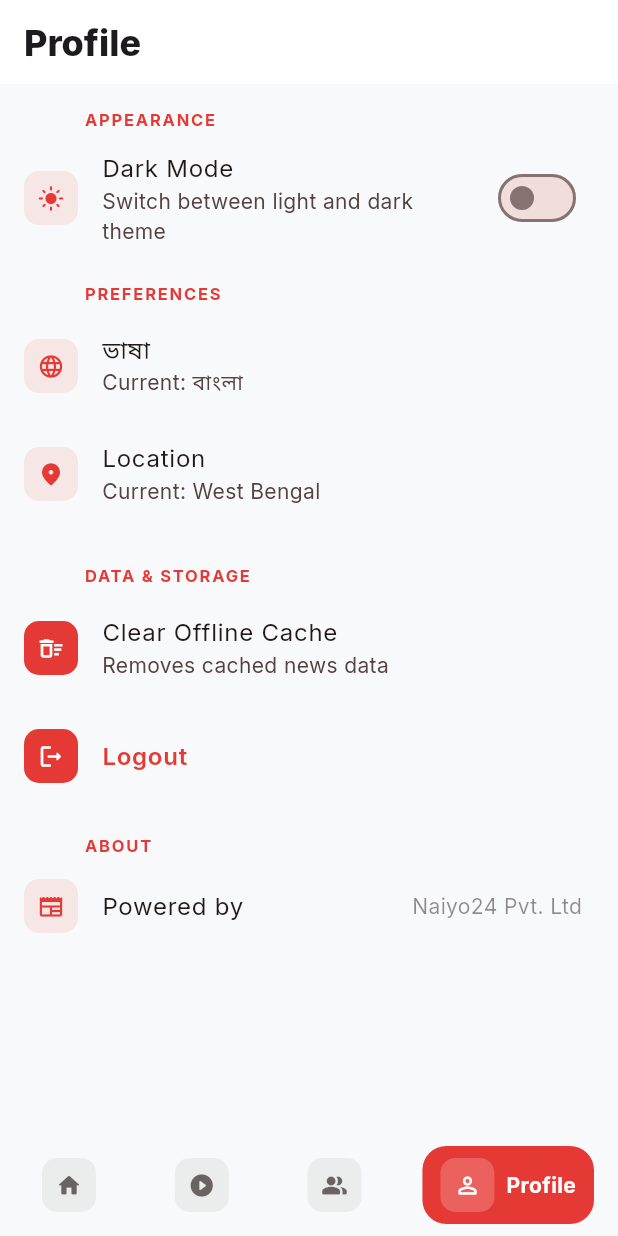
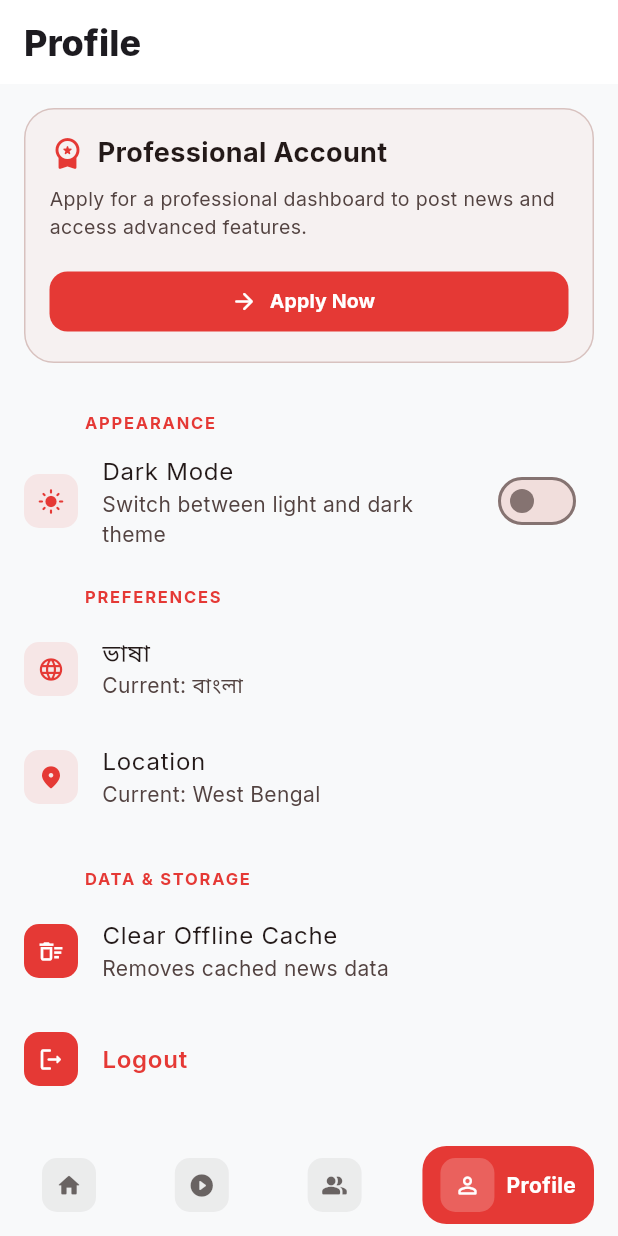
Before and after one commit to naiyo-24/talky_ui-flutter, a Flutter app: the ProfileScreen screen opened by its route, on a phone screen of 412 x 824 dp. Run offline on Flutter 3.47's test engine with Material 3 defaults, Android fonts, the phone set to English and light mode, and no system bars; our stand-ins replace cached_network_image, flutter_animate, flutter_card_swiper, flutter_riverpod, go_router, google_fonts and 7 more; accounts and stored records are empty.

Commit message:
feat: add professional account application card to profile screen for unverified users

```diff
--- a/lib/features/profile/presentation/profile_screen.dart
+++ b/lib/features/profile/presentation/profile_screen.dart
@@ -125,9 +125,49 @@ class ProfileScreen extends ConsumerWidget {
   Widget _buildProfessionalSection(BuildContext context, ColorScheme scheme) {
     final status = HiveService.verificationStatus;
 
-    // Normal User - skip rendering
+    // Normal User - show apply card
     if (status == 'none') {
-      return const SizedBox.shrink();
+      return Container(
+        margin: const EdgeInsets.fromLTRB(16, 16, 16, 16),
+        padding: const EdgeInsets.all(16),
+        decoration: BoxDecoration(
+          color: scheme.surfaceContainerHighest.withValues(alpha: 0.3),
+          borderRadius: BorderRadius.circular(20),
+          border: Border.all(color: scheme.outlineVariant),
+        ),
+        child: Column(
+          crossAxisAlignment: CrossAxisAlignment.start,
+          children: [
+            Row(
+              children: [
+                Icon(Icons.workspace_premium_rounded, color: scheme.primary, size: 24),
+                const SizedBox(width: 8),
+                Text(
+                  'Professional Account',
+                  style: TextStyle(color: scheme.onSurface, fontSize: 18, fontWeight: FontWeight.bold),
+                ),
+              ],
+            ),
+            const SizedBox(height: 8),
+            Text(
+              'Apply for a professional dashboard to post news and access advanced features.',
+              style: TextStyle(color: scheme.onSurfaceVariant, fontSize: 13),
+            ),
+            const SizedBox(height: 16),
+            FilledButton.icon(
+              onPressed: () {
+                context.push('/professional-verification');
+              },
+              style: FilledButton.styleFrom(
+                minimumSize: const Size(double.infinity, 40),
+                shape: RoundedRectangleBorder(borderRadius: BorderRadius.circular(12)),
+              ),
+              icon: const Icon(Icons.arrow_forward_rounded, size: 18),
+              label: const Text('Apply Now', style: TextStyle(fontWeight: FontWeight.bold, fontSize: 13)),
+            ),
+          ],
+        ),
+      );
     }
 
     return Column(
```
